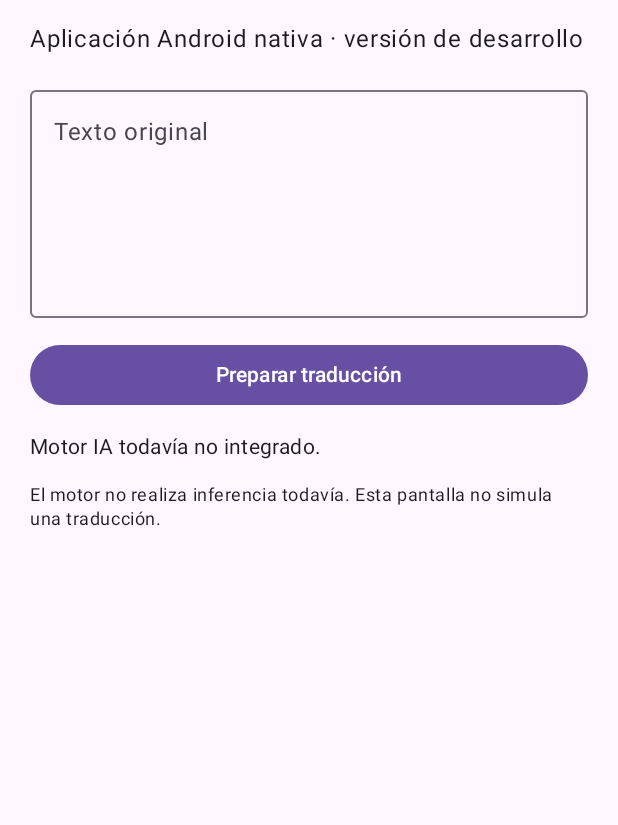
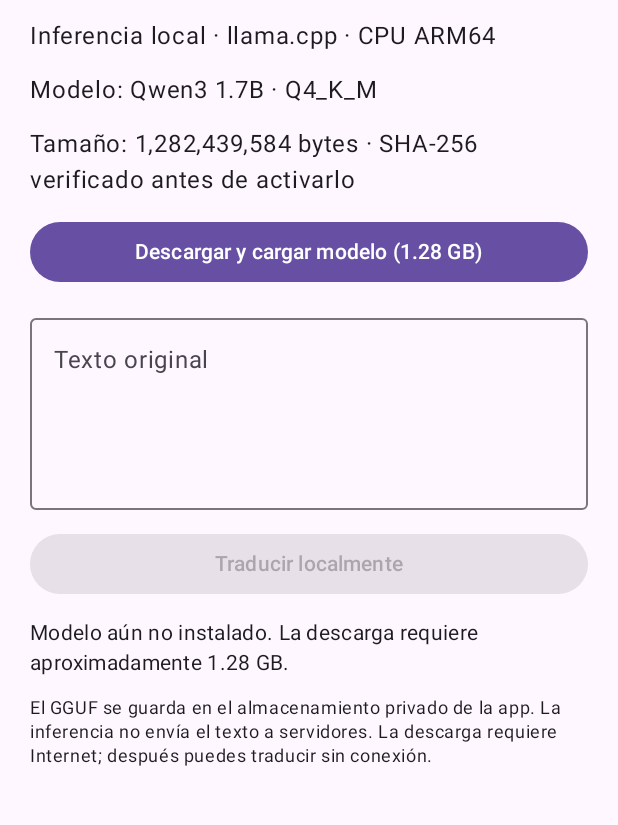
Before and after one commit to sebinis2011-hue/Chaldeatranslator, an Android app built with Jetpack Compose: the screen it shows after launch (MainActivity), on a phone screen of 412 x 824 dp, the part 84-909 px from its top. Run offline under Robolectric (Android 15) with nearby library versions, the phone set to English and light mode, and no system bars; 1 statement that could not run was skipped.

Commit message:
feat(ui): download and run local Qwen3 translation

```diff
--- a/app/src/main/java/com/sebinis2011/chaldeatranslator/MainActivity.kt
+++ b/app/src/main/java/com/sebinis2011/chaldeatranslator/MainActivity.kt
@@ -9,13 +9,20 @@ import androidx.compose.foundation.layout.fillMaxSize
 import androidx.compose.foundation.layout.fillMaxWidth
 import androidx.compose.foundation.layout.padding
 import androidx.compose.material3.Button
+import androidx.compose.material3.LinearProgressIndicator
 import androidx.compose.material3.MaterialTheme
 import androidx.compose.material3.OutlinedTextField
 import androidx.compose.material3.Surface
 import androidx.compose.material3.Text
 import androidx.compose.runtime.*
 import androidx.compose.ui.Modifier
+import androidx.compose.ui.platform.LocalContext
 import androidx.compose.ui.unit.dp
+import com.sebinis2011.chaldeatranslator.inference.LlamaCppInferenceEngine
+import com.sebinis2011.chaldeatranslator.model.ModelCatalog
+import com.sebinis2011.chaldeatranslator.model.ModelDownloadManager
+import java.io.File
+import kotlinx.coroutines.launch
 
 class MainActivity : ComponentActivity() {
     override fun onCreate(savedInstanceState: Bundle?) {
@@ -26,37 +33,116 @@ class MainActivity : ComponentActivity() {
 
 @Composable
 private fun ChaldeaApp() {
+    val context = LocalContext.current
+    val scope = rememberCoroutineScope()
+    val model = ModelCatalog.initial
+    val modelDirectory = remember { File(context.filesDir, "models") }
+    val downloader = remember { ModelDownloadManager(modelDirectory) }
+    val engine = remember { LlamaCppInferenceEngine() }
+
     var source by remember { mutableStateOf("") }
-    var status by remember { mutableStateOf("Motor IA todavía no integrado.") }
+    var translated by remember { mutableStateOf("") }
+    var status by remember { mutableStateOf("Modelo aún no instalado. La descarga requiere aproximadamente 1.28 GB.") }
+    var busy by remember { mutableStateOf(false) }
+    var modelReady by remember { mutableStateOf(false) }
+    var downloaded by remember { mutableLongStateOf(0L) }
+    var total by remember { mutableLongStateOf(model.sizeBytes) }
 
     MaterialTheme {
         Surface(modifier = Modifier.fillMaxSize()) {
             Column(
                 modifier = Modifier.fillMaxSize().padding(20.dp),
-                verticalArrangement = Arrangement.spacedBy(14.dp)
+                verticalArrangement = Arrangement.spacedBy(12.dp)
             ) {
                 Text("ChaldeaTranslator", style = MaterialTheme.typography.headlineMedium)
-                Text("Aplicación Android nativa · versión de desarrollo")
+                Text("Inferencia local · llama.cpp · CPU ARM64")
+                Text("Modelo: ${model.name}")
+                Text("Tamaño: 1,282,439,584 bytes · SHA-256 verificado antes de activarlo")
+                Button(
+                    enabled = !busy && !modelReady,
+                    onClick = {
+                        busy = true
+                        status = "Descargando modelo desde Hugging Face…"
+                        scope.launch {
+                            try {
+                                val file = downloader.download(model) { current, size ->
+                                    scope.launch {
+                                        downloaded = current
+                                        total = size
+                                    }
+                                }
+                                status = "Archivo verificado. Cargando modelo en memoria…"
+                                engine.loadModel(file)
+                                modelReady = true
+                                status = engine.runtimeInfo().detail ?: "Modelo cargado."
+                            } catch (error: Exception) {
+                                status = "No se pudo preparar el modelo: ${error.message ?: error.javaClass.simpleName}"
+                            } finally {
+                                busy = false
+                            }
+                        }
+                    },
+                    modifier = Modifier.fillMaxWidth()
+                ) { Text(if (busy) "Preparando modelo…" else "Descargar y cargar modelo (1.28 GB)") }
+
+                if (busy) {
+                    LinearProgressIndicator(
+                        progress = { if (total > 0L) downloaded.toFloat() / total.toFloat() else 0f },
+                        modifier = Modifier.fillMaxWidth()
+                    )
+                    Text("${downloaded / 1_000_000} MB / ${total / 1_000_000} MB")
+                }
+
                 OutlinedTextField(
                     value = source,
                     onValueChange = { source = it },
                     modifier = Modifier.fillMaxWidth(),
                     label = { Text("Texto original") },
-                    minLines = 5
+                    minLines = 4
                 )
                 Button(
+                    enabled = modelReady && !busy && source.isNotBlank(),
                     onClick = {
-                        status = if (source.isBlank()) {
-                            "Escribe un texto antes de traducir."
-                        } else {
-                            "El texto está listo. Falta integrar y cargar el modelo GGUF."
+                        busy = true
+                        translated = ""
+                        status = "Generando traducción local…"
+                        scope.launch {
+                            try {
+                                val prompt = buildString {
+                                    append("<|im_start|>system\n")
+                                    append("Eres ChaldeaTranslator, un traductor literario experto en Fate/TYPE-MOON. ")
+                                    append("Traduce al español latino natural. Conserva nombres propios, términos del lore, ")
+                                    append("habilidades, formato y voz de los personajes. No añadas explicaciones ni inventes contenido. ")
+                                    append("Devuelve únicamente la traducción.\n<|im_end|>\n")
+                                    append("<|im_start|>user\n")
+                                    append(source)
+                                    append("\n<|im_end|>\n<|im_start|>assistant\n")
+                                }
+                                translated = engine.translate(prompt, 512)
+                                status = "Traducción generada localmente. Revisa terminología y contexto antes de usarla."
+                            } catch (error: Exception) {
+                                status = "Error de inferencia: ${error.message ?: error.javaClass.simpleName}"
+                            } finally {
+                                busy = false
+                            }
                         }
                     },
                     modifier = Modifier.fillMaxWidth()
-                ) { Text("Preparar traducción") }
+                ) { Text("Traducir localmente") }
+
+                if (busy && modelReady) {
+                    Button(onClick = { scope.launch { engine.cancel() } }, modifier = Modifier.fillMaxWidth()) {
+                        Text("Cancelar generación")
+                    }
+                }
                 Text(status, style = MaterialTheme.typography.bodyMedium)
+                if (translated.isNotBlank()) {
+                    Text("Traducción", style = MaterialTheme.typography.titleMedium)
+                    Text(translated, style = MaterialTheme.typography.bodyLarge)
+                }
                 Text(
-                    "El motor actual no realiza inferencia todavía. Esta pantalla no simula una traducción.",
+                    "El GGUF se guarda en el almacenamiento privado de la app. La inferencia no envía el texto a servidores. " +
+                        "La descarga requiere Internet; después puedes traducir sin conexión.",
                     style = MaterialTheme.typography.bodySmall
                 )
             }
```
